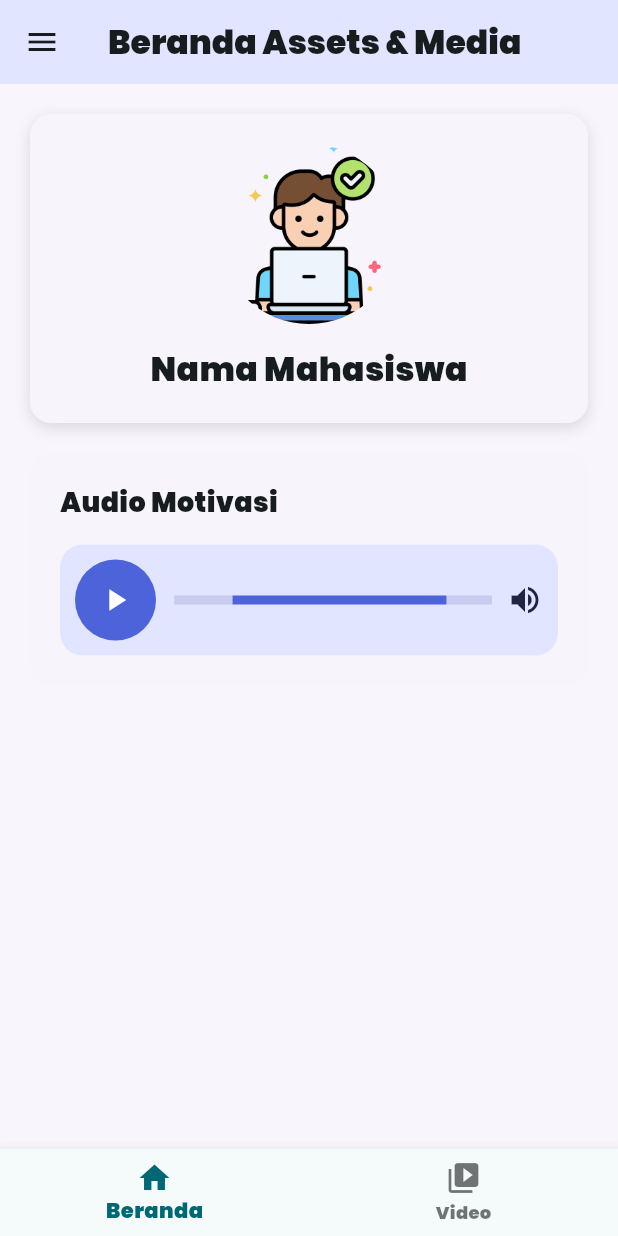
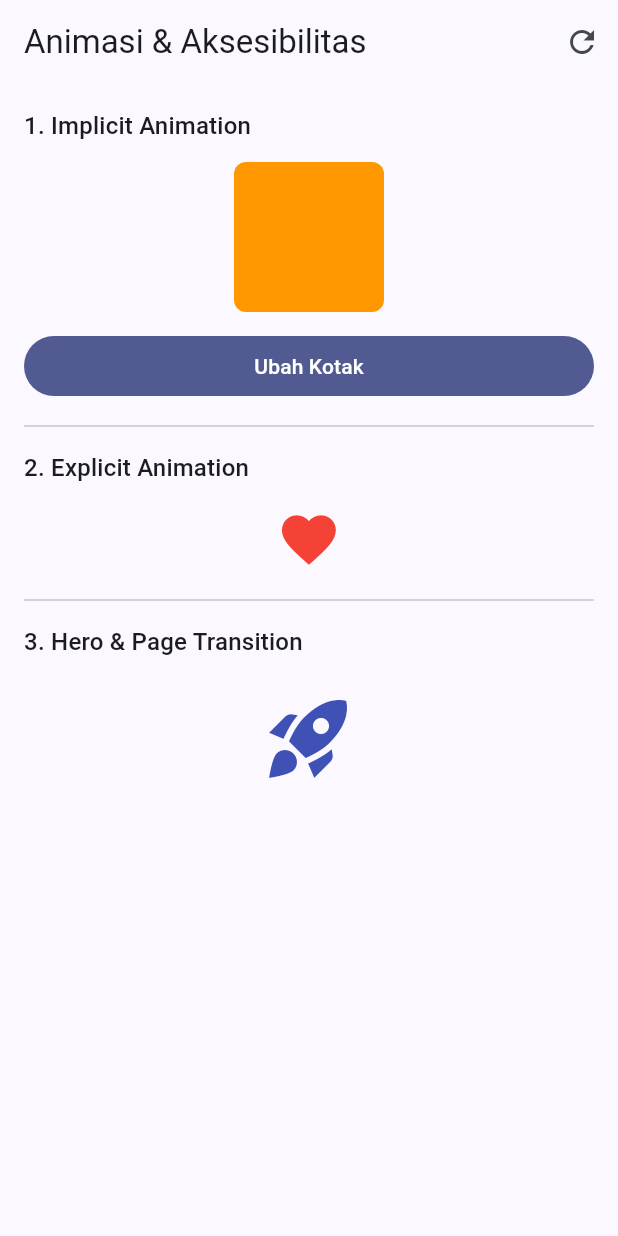
Before and after one commit to ichidha/prak-mobilelanjut-2417051067, a Flutter app: the screen it shows after launch, on a phone screen of 412 x 824 dp. Run offline on Flutter 3.47's test engine with Material 3 defaults, Android fonts, the phone set to English and light mode, and no system bars; our stand-ins replace audioplayers.

Commit message:
Pertemuan 7

```diff
--- a/lib/assets_media.dart
+++ b/lib/assets_media.dart
@@ -34,11 +34,13 @@
   Widget build(BuildContext context) {
     return Scaffold(
       backgroundColor: const Color(0xFFF8F6FC),
+
       // --- PENAMBAHAN APPBAR ---
       appBar: AppBar(
         title: const Text('Beranda Assets & Media'),
         backgroundColor: const Color(0xFFE1E5FF),
       ),
+
       // --- PENAMBAHAN DRAWER (MENU SAMPING) ---
       drawer: Drawer(
         child: ListView(
@@ -68,7 +70,9 @@
           ],
         ),
       ),
-      // --- KONTEN UTAMA (KODE LAMA) ---
+
+
+
       body: SafeArea(
         child: SingleChildScrollView(
           padding: const EdgeInsets.all(20),
@@ -101,7 +105,7 @@
                     ),
                     const SizedBox(height: 15),
                     const Text(
-                      'Nama Mahasiswa',
+                      'Nur Ramadhani',
                       style: TextStyle(
                         fontFamily: 'Poppins',
                         fontSize: 22,
--- /dev/null
+++ b/lib/home_page.dart
@@ -0,0 +1,132 @@
+import 'package:flutter/material.dart';
+import 'detail_page.dart';
+
+class HomePage extends StatefulWidget {
+  const HomePage({super.key});
+
+  @override
+  State<HomePage> createState() => _HomePageState();
+}
+
+class _HomePageState extends State<HomePage>
+    with SingleTickerProviderStateMixin {
+  bool _besar = false;
+  late final AnimationController _controller;
+
+  @override
+  void initState() {
+    super.initState();
+    _controller = AnimationController(
+      vsync: this,
+      duration: const Duration(milliseconds: 800),
+    )..repeat(reverse: true);
+  }
+
+  @override
+  void dispose() {
+    _controller.dispose();
+    super.dispose();
+  }
+
+  void _bukaDetail() {
+    Navigator.push(
+      context,
+      PageRouteBuilder(
+        transitionDuration: const Duration(milliseconds: 500),
+        pageBuilder: (context, animation, secondary) => const DetailPage(),
+        transitionsBuilder: (context, animation, secondary, child) =>
+            FadeTransition(opacity: animation, child: child),
+      ),
+    );
+  }
+  @override
+  Widget build(BuildContext context) {
+    final tanpaGerak = MediaQuery.of(context).disableAnimations;
+
+    return Scaffold(
+      appBar: AppBar(
+        title: const Text('Animasi & Aksesibilitas'),
+        actions: [
+          IconButton(
+            icon: const Icon(Icons.refresh),
+            tooltip: 'Reset kotak',
+            onPressed: () => setState(() => _besar = false),
+          ),
+        ],
+      ),
+      body: ListView(
+        padding: const EdgeInsets.all(16),
+        children: [
+          Text(
+            '1. Implicit Animation',
+            style: Theme.of(context).textTheme.titleMedium,
+          ),
+          const SizedBox(height: 12),
+          Center(
+            child: Semantics(
+              label: _besar ? 'Kotak ukuran besar' : 'Kotak ukuran kecil',
+              child: AnimatedContainer(
+                duration: Duration(milliseconds: tanpaGerak ? 0 : 500),
+                curve: Curves.easeInOut,
+                width: _besar ? 200 : 100,
+                height: _besar ? 200 : 100,
+                decoration: BoxDecoration(
+                  color: _besar ? Colors.indigo : Colors.orange,
+                  borderRadius: BorderRadius.circular(_besar ? 40 : 8),
+                ),
+              ),
+            ),
+          ),
+          const SizedBox(height: 12),
+          FilledButton(
+            onPressed: () => setState(() => _besar = !_besar),
+            child: const Text('Ubah Kotak'),
+          ),
+          const Divider(height: 32),
+          Text(
+            '2. Explicit Animation',
+            style: Theme.of(context).textTheme.titleMedium,
+          ),
+          const SizedBox(height: 12),
+          Center(
+            child: ScaleTransition(
+              scale: Tween<double>(begin: 0.8, end: 1.2).animate(_controller),
+              child: const Icon(
+                Icons.favorite,
+                color: Colors.red,
+                size: 48,
+                semanticLabel: 'Ikon hati berdenyut',
+              ),
+            ),
+          ),
+          const Divider(height: 32),
+          Text(
+            '3. Hero & Page Transition',
+            style: Theme.of(context).textTheme.titleMedium,
+          ),
+          const SizedBox(height: 12),
+          Center(
+            child: Semantics(
+              label: 'Buka halaman detail',
+              button: true,
+              child: InkWell(
+                onTap: _bukaDetail,
+                child: const Padding(
+                  padding: EdgeInsets.all(8),
+                  child: Hero(
+                    tag: 'hero-ikon',
+                    child: Icon(
+                      Icons.rocket_launch,
+                      size: 64,
+                      color: Colors.indigo,
+                    ),
+                  ),
+                ),
+              ),
+            ),
+          ),
+        ],
+      ),
+    );
+  }
+}
--- a/lib/main.dart
+++ b/lib/main.dart
@@ -7,10 +7,10 @@
 import 'responsive_profile.dart';
 import 'assets_media.dart';
 import 'detail_page.dart';
+import 'home_page.dart';
 
-void main() {
-  runApp(const MyApp());
-}
+
+void main() => runApp(const MyApp());
 
 class MyApp extends StatelessWidget {
   const MyApp({super.key});
@@ -19,20 +19,36 @@
   Widget build(BuildContext context) {
     return MaterialApp(
       debugShowCheckedModeBanner: false,
+      theme: ThemeData(colorSchemeSeed: Colors.indigo, useMaterial3: true),
+      home: const HomePage(),
+    );
+  }
+}
+// void main() {
+//   runApp(const MyApp());
+// }
 
-      title: 'Assets media dan navigation',
-      theme: ThemeData(
-        useMaterial3: true,
-        fontFamily: 'Poppins',
-        colorScheme: ColorScheme.fromSeed(seedColor: const Color.fromARGB(0, 7, 7, 7))
-      ),
+// class MyApp extends StatelessWidget {
+//   const MyApp({super.key});
 
-      initialRoute: '/',
+//   @override
+//   Widget build(BuildContext context) {
+//     return MaterialApp(
+//       debugShowCheckedModeBanner: false,
 
-      routes: {
-        '/' : (context) => const AssetsMediaPage(),
-        '/detail' : (context) => const DetailPage(),
-      },
+//       title: 'Assets media dan navigation',
+//       theme: ThemeData(
+//         useMaterial3: true,
+//         fontFamily: 'Poppins',
+//         colorScheme: ColorScheme.fromSeed(seedColor: const Color.fromARGB(0, 7, 7, 7))
+//       ),
+
+//       initialRoute: '/',
+
+//       routes: {
+//         '/' : (context) => const AssetsMediaPage(),
+//         '/detail' : (context) => const DetailPage(),
+//       },
       // title: 'Assets Media',
 
       // theme: ThemeData(
@@ -42,9 +58,9 @@
       //     seedColor: const Color(0xFF4D63D9),
       //   ),
       // ),
-    );
-  }
-}
+//     );
+//   }
+// }
 
 //   @override
 //   State<MyApp> createState() => _MyAppState();
```
Also changed, not shown: lib/detail_page.dart (+52 -34 lines).
